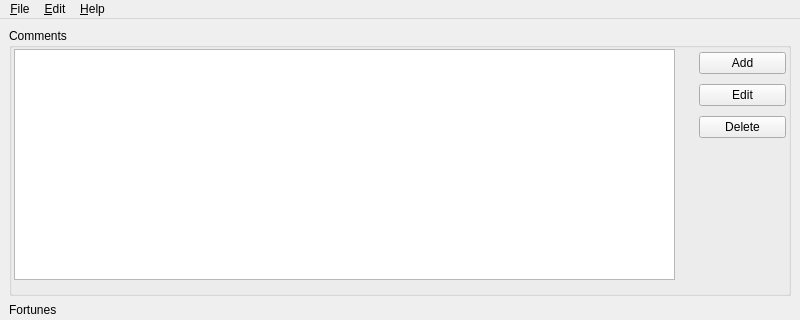
Before: the Qt Designer form src/mainwindow.ui in Dyrcona/omiquji, drawn with Qt 5; both pictures show x 0 to 800 and y 0 to 320 of the 800 by 600 pixel window.
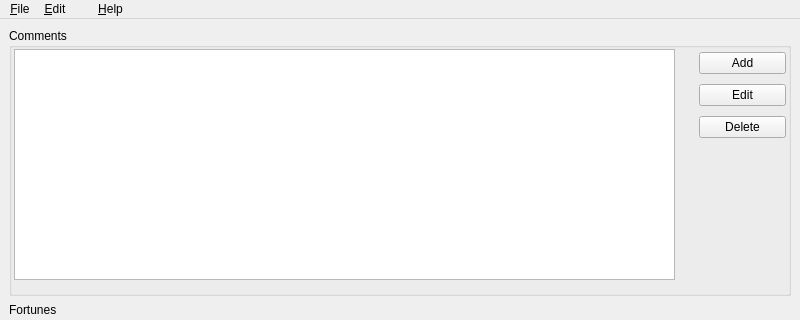
After: the same form once the commit is applied.

Commit message:
Try adding a separator betwen Edit & Help menus in MainWidow.
Doing this with QtDesigner and not in code.

What changed in the file:
```diff
--- a/src/mainwindow.ui
+++ b/src/mainwindow.ui
@@ -154,8 +154,20 @@
     <addaction name="actionCopy"/>
     <addaction name="actionPaste"/>
    </widget>
+   <widget class="QMenu" name="menuSeparator">
+    <property name="enabled">
+     <bool>false</bool>
+    </property>
+    <property name="title">
+     <string> </string>
+    </property>
+    <property name="separatorsCollapsible">
+     <bool>true</bool>
+    </property>
+   </widget>
    <addaction name="menu_File"/>
    <addaction name="menuEdit"/>
+   <addaction name="menuSeparator"/>
    <addaction name="menu_Help"/>
   </widget>
   <widget class="QStatusBar" name="statusbar"/>
```
